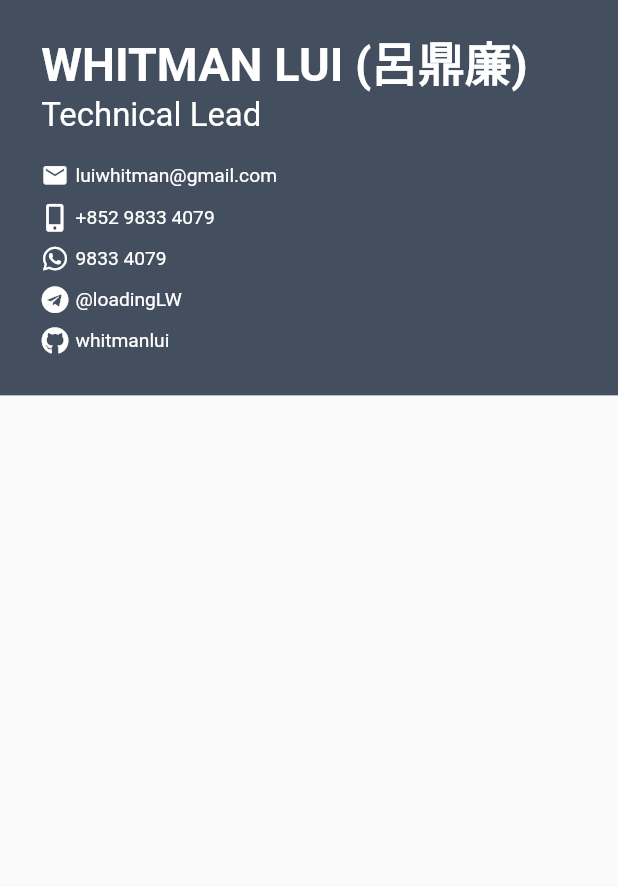
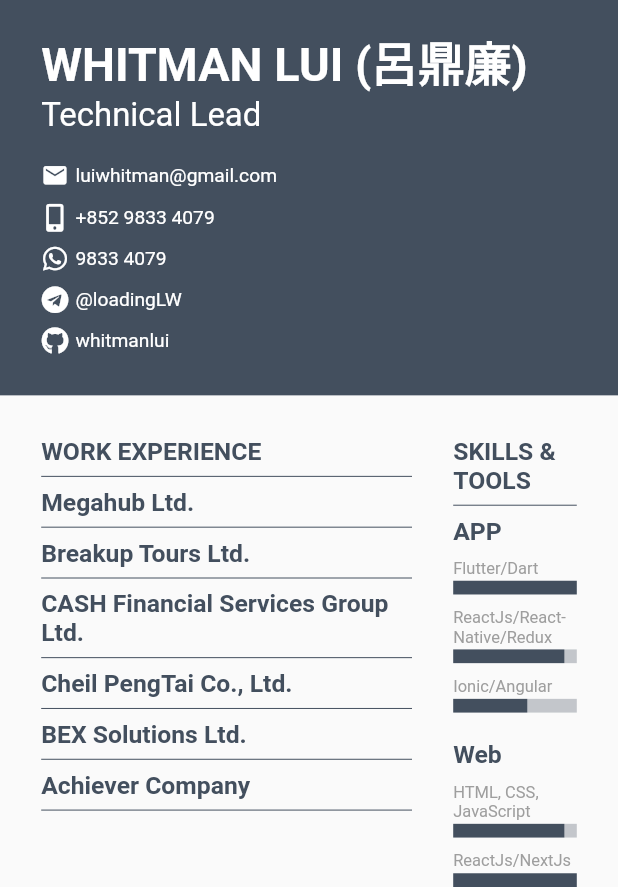
Before and after one commit to whitmanlui/resume, a Flutter app: the screen it shows after launch, on a phone screen of 412 x 824 dp, the part 349-1236 px from its top. Run offline on Flutter 3.47's test engine with Material 2 defaults, Android fonts, the phone set to English and light mode, and no system bars; our stand-ins replace font_awesome_flutter, responsive_framework.

Commit message:
add data, setup layout and implement skills&tools

```diff
--- /dev/null
+++ b/lib/constants/data.dart
@@ -0,0 +1,279 @@
+class Data {
+  static String name = 'WHITMAN LUI (呂鼎廉)';
+  static String title = 'Technical Lead';
+  static String email = 'luiwhitman@gmail.com';
+  static String phoneNo = '+852 9833 4079';
+  static String whatsapp = '9833 4079';
+  static String telegram = '@loadingLW';
+  static String github = 'whitmanlui';
+  static List<WorkExperience> workExperiences = [
+    WorkExperience(
+      title: 'Senior Analyst Programmer',
+      companyName: 'Megahub Ltd.',
+      timePeriod: '2019/05 - Present',
+      achievements:
+          'Provide full-stack development of mobile app including front-end and back-end, server settings and maintenance. As a technical lead, I also provide technical advice, data analysis, estimate development time, as well as assign task to teammate(scrum)',
+      jobDuties: [
+        'Flutter for app development (Breakup Tours)',
+        'NodeJS with MySQL for backend services',
+        'Firebase as OAuth',
+        'Google Analytics and Flurry for data analysis'
+      ],
+      technologiesUsed: [
+        'Flutter',
+        'Fastlane',
+      ],
+    ),
+    WorkExperience(
+      title: 'Technical Lead',
+      companyName: 'Breakup Tours Ltd.',
+      timePeriod: '2019/05 - Present',
+      achievements:
+          'Provide full-stack development of mobile app including front-end and back-end, server settings and maintenance. As a technical lead, I also provide technical advice, data analysis, estimate development time, as well as assign task to teammate(scrum)',
+      jobDuties: [
+        'Flutter for app development (Breakup Tours)',
+        'NodeJS with MySQL for backend services',
+        'Firebase as OAuth',
+        'AWS EC2 as API services, 53 as domain parking, S3 as storage',
+        'Google Analytics and Flurry for data analysis'
+      ],
+      technologiesUsed: [
+        'Flutter',
+        'NodeJs',
+        'MySQL',
+        'Firebase',
+        'AWS',
+      ],
+    ),
+    WorkExperience(
+      title: 'Full Stack Developer',
+      companyName: 'CASH Financial Services Group Ltd.',
+      timePeriod: '2018/04 – 2019/05',
+      achievements:
+          'As a full-stack developer, follow the tasks assigned by superiors, think and write clear and reusable code',
+      jobDuties: [
+        'React-Native for app development (Alpha-i)',
+        'NodeJS with MongoDB and for backend services',
+        'C# with MSSQL for backend services',
+      ],
+      technologiesUsed: [
+        'React-Native',
+        'ReactJs',
+        'NodeJs',
+        'MongoDB',
+        'C#',
+        'MSSQL',
+      ],
+    ),
+    WorkExperience(
+      title: 'Web Developer',
+      companyName: 'Cheil PengTai Co., Ltd.',
+      timePeriod: '2017/03 – 2018/03',
+      jobDuties: [
+        'Frontend development (jQuery)',
+        'Backend development (C#, PHP)',
+      ],
+      technologiesUsed: ['jQuery', 'C#', 'MVC5', 'MSSQL', 'MySQL'],
+    ),
+    WorkExperience(
+      title: 'Programmer',
+      companyName: 'BEX Solutions Ltd.',
+      timePeriod: '2016/10 – 2017/03',
+      jobDuties: [
+        'Frontend development (AngularJS)',
+        'Backend development (C# MVC API)',
+      ],
+      technologiesUsed: ['AngularJs', 'C#', 'MVC5', 'MSSQL'],
+    ),
+    WorkExperience(
+      title: 'Temporary Programmer',
+      companyName: 'Achiever Company',
+      timePeriod: '2016/07 – 2016/10',
+      jobDuties: [
+        'Frontend development (AngularJS)',
+        'Backend development (J2EE API)',
+        'Backend application (Java)',
+      ],
+      technologiesUsed: ['AngularJs', 'JAVA', 'Oracle'],
+    ),
+  ];
+  static List<Education> education = [
+    Education(
+      title: 'BSc (Hons) Computing',
+      schoolName: 'Coventry University, UK',
+      timePeriod: '2015 - 2016',
+    ),
+    Education(
+      title: 'HD in Information and Network Security',
+      schoolName: 'Hong Kong Institute of Vocational Education (Chai Wan)',
+      timePeriod: '2012 - 2015',
+    ),
+    Education(
+      title: 'FD(Level 3) – Engineering',
+      schoolName: 'Hong Kong Institute of Vocational Education (Chai Wan)',
+      timePeriod: '2011 - 2012',
+    ),
+    Education(
+      title: 'F.6 Graduated',
+      schoolName: 'St. Stephen’s Church College',
+      timePeriod: '2006 - 2011',
+    ),
+  ];
+  static List<SkillsAndTools> skillsAndTools = [
+    SkillsAndTools(
+      title: 'APP',
+      skillsAndToolsItems: [
+        SkillsAndToolsItem(
+          name: 'Flutter/Dart',
+          value: 100,
+        ),
+        SkillsAndToolsItem(
+          name: 'ReactJs/React-Native/Redux',
+          value: 90,
+        ),
+        SkillsAndToolsItem(
+          name: 'Ionic/Angular',
+          value: 60,
+        ),
+      ],
+    ),
+    SkillsAndTools(
+      title: 'Web',
+      skillsAndToolsItems: [
+        SkillsAndToolsItem(
+          name: 'HTML, CSS, JavaScript',
+          value: 90,
+        ),
+        SkillsAndToolsItem(
+          name: 'ReactJs/NextJs',
+          value: 100,
+        ),
+        SkillsAndToolsItem(
+          name: 'AngularJs',
+          value: 80,
+        ),
+      ],
+    ),
+    SkillsAndTools(
+      title: 'Backend',
+      skillsAndToolsItems: [
+        SkillsAndToolsItem(
+          name: 'NodeJs(Express)',
+          value: 100,
+        ),
+        SkillsAndToolsItem(
+          name: 'C#',
+          value: 70,
+        ),
+      ],
+    ),
+    SkillsAndTools(
+      title: 'Database',
+      skillsAndToolsItems: [
+        SkillsAndToolsItem(
+          name: 'MySQL',
+          value: 90,
+        ),
+        SkillsAndToolsItem(
+          name: 'MSSQL',
+          value: 90,
+        ),
+        SkillsAndToolsItem(
+          name: 'MongoDB',
+          value: 100,
+        ),
+        SkillsAndToolsItem(
+          name: 'Firebase',
+          value: 100,
+        ),
+      ],
+    ),
+    SkillsAndTools(
+      title: 'Soucre Code Control',
+      skillsAndToolsItems: [
+        SkillsAndToolsItem(
+          name: 'GIT',
+          value: 100,
+        ),
+      ],
+    ),
+  ];
+  static List<Language> languages = [
+    Language(
+      name: 'Cantonese',
+      familiarity: 'Native',
+    ),
+    Language(
+      name: 'English',
+      familiarity: 'Conversational',
+    ),
+    Language(
+      name: 'Mandarin',
+      familiarity: 'Conversational',
+    ),
+  ];
+  static List<String> interests = [
+    'Basketball',
+    'New Technologies',
+  ];
+}
+
+class WorkExperience {
+  final String title;
+  final String companyName;
+  final String? timePeriod;
+  final String? achievements;
+  final List<String>? jobDuties;
+  final List<String>? technologiesUsed;
+
+  WorkExperience({
+    required this.title,
+    required this.companyName,
+    this.timePeriod,
+    this.achievements,
+    this.jobDuties,
+    this.technologiesUsed,
+  });
+}
+
+class Education {
+  final String title;
+  final String schoolName;
+  final String timePeriod;
+
+  Education({
+    required this.title,
+    required this.schoolName,
+    required this.timePeriod,
+  });
+}
+
+class SkillsAndTools {
+  final String title;
+  final List<SkillsAndToolsItem> skillsAndToolsItems;
+
+  SkillsAndTools({
+    required this.title,
+    required this.skillsAndToolsItems,
+  });
+}
+
+class SkillsAndToolsItem {
+  final String name;
+  final int value;
+
+  SkillsAndToolsItem({
+    required this.name,
+    required this.value,
+  });
+}
+
+class Language {
+  final String name;
+  final String familiarity;
+
+  Language({
+    required this.name,
+    required this.familiarity,
+  });
+}
--- a/lib/home_screen.dart
+++ b/lib/home_screen.dart
@@ -1,5 +1,7 @@
 import 'package:flutter/material.dart';
+import 'package:resume_flutter/widgets/body.dart';
 import 'package:resume_flutter/widgets/header.dart';
+import 'package:resume_flutter/widgets/right_body.dart';
 
 class HomePage extends StatefulWidget {
   HomePage() : super();
@@ -17,6 +19,22 @@
           mainAxisAlignment: MainAxisAlignment.center,
           children: [
             Header(),
+            Container(
+              padding: const EdgeInsets.all(30),
+              child: Row(
+                crossAxisAlignment: CrossAxisAlignment.start,
+                children: [
+                  Expanded(
+                    flex: 3,
+                    child: Body(),
+                  ),
+                  const SizedBox(width: 30),
+                  Expanded(
+                    child: RightBody(),
+                  )
+                ],
+              ),
+            )
           ],
         ),
       ),
--- a/lib/main.dart
+++ b/lib/main.dart
@@ -32,6 +32,7 @@
       theme: ThemeData(
         primaryColor: Color(0xff434f5e),
         textTheme: TextTheme(
+          //header
           headline4: TextStyle(
             color: Colors.white,
             fontWeight: FontWeight.bold,
@@ -42,7 +43,18 @@
           bodyText2: TextStyle(
             color: Colors.white,
           ),
-          )),
+          // Section
+          subtitle1: TextStyle(
+            color: Color(0xff434f5e),
+            fontWeight: FontWeight.bold,
+            fontSize: 18.0,
+          ),
+          caption: TextStyle(
+            color: Colors.grey,
+            fontSize: 12.0,
+          ),
+        ),
+      ),
       home: HomePage(),
     );
   }
--- /dev/null
+++ b/lib/widgets/body.dart
@@ -0,0 +1,32 @@
+import 'package:flutter/material.dart';
+import 'package:font_awesome_flutter/font_awesome_flutter.dart';
+import 'package:resume_flutter/constants/data.dart';
+import 'package:resume_flutter/responsive.dart';
+import 'package:resume_flutter/widgets/section.dart';
+import 'package:resume_flutter/widgets/work_experience_section.dart';
+
+class Body extends StatefulWidget {
+  Body() : super();
+
+  @override
+  _BodyState createState() => _BodyState();
+}
+
+class _BodyState extends State<Body> {
+  @override
+  Widget build(BuildContext context) {
+    return Section(
+      title: 'WORK EXPERIENCE',
+      child: ListView.builder(
+        physics: const NeverScrollableScrollPhysics(),
+        shrinkWrap: true,
+        itemCount: Data.workExperiences.length,
+        itemBuilder: (BuildContext context, int i) {
+          return WorkExperienceSection(
+            item: Data.workExperiences[i],
+          );
+        },
+      ),
+    );
+  }
+}
--- a/lib/widgets/header.dart
+++ b/lib/widgets/header.dart
@@ -1,5 +1,6 @@
 import 'package:flutter/material.dart';
 import 'package:font_awesome_flutter/font_awesome_flutter.dart';
+import 'package:resume_flutter/constants/data.dart';
 import 'package:resume_flutter/responsive.dart';
 
 class Header extends StatefulWidget {
@@ -10,11 +11,6 @@
 }
 
 class _HeaderState extends State<Header> {
-  String _name = 'WHITMAN LUI (呂鼎廉)';
-  String _title = 'Technical Lead';
-  String _email = 'luiwhitman@gmail.com';
-  String _phoneNo = '+852 9833 4079';
-
   @override
   Widget build(BuildContext context) {
     return Row(
@@ -39,11 +35,11 @@
                         const SizedBox(height: 20),
                       ],
                       Text(
-                        _name,
+                        Data.name,
                         style: Theme.of(context).textTheme.headline4,
                       ),
                       Text(
-                        _title,
+                        Data.title,
                         style: Theme.of(context).textTheme.headline5,
                       ),
                       const SizedBox(height: 20),
@@ -59,7 +55,7 @@
                             ),
                           ),
                           const SizedBox(width: 5),
-                          Text(_email),
+                          Text(Data.email),
                         ],
                       ),
                       const SizedBox(height: 10),
@@ -75,7 +71,7 @@
                             ),
                           ),
                           const SizedBox(width: 5),
-                          Text(_phoneNo),
+                          Text(Data.phoneNo),
                         ],
                       ),
                       if (Responsive.isMobileLarge(context)) ...[
@@ -111,10 +107,6 @@
 class ContextBlock extends StatelessWidget {
   ContextBlock();
 
-  final String _whatsapp = '9833 4079';
-  final String _telegram = '@loadingLW';
-  final String _github = 'whitmanlui';
-
   @override
   Widget build(BuildContext context) {
     return Column(
@@ -132,7 +124,7 @@
               ),
             ),
             const SizedBox(width: 5),
-            Text(_whatsapp),
+            Text(Data.whatsapp),
           ],
         ),
         const SizedBox(height: 10),
@@ -148,7 +140,7 @@
               ),
             ),
             const SizedBox(width: 5),
-            Text(_telegram),
+            Text(Data.telegram),
           ],
         ),
         const SizedBox(height: 10),
@@ -164,7 +156,7 @@
               ),
             ),
             const SizedBox(width: 5),
-            Text(_github),
+            Text(Data.github),
           ],
         ),
       ],
--- /dev/null
+++ b/lib/widgets/right_body.dart
@@ -0,0 +1,95 @@
+import 'package:flutter/material.dart';
+import 'package:font_awesome_flutter/font_awesome_flutter.dart';
+import 'package:resume_flutter/constants/data.dart';
+import 'package:resume_flutter/responsive.dart';
+import 'package:resume_flutter/widgets/section.dart';
+
+class RightBody extends StatefulWidget {
+  RightBody() : super();
+
+  @override
+  _RightBodyState createState() => _RightBodyState();
+}
+
+class _RightBodyState extends State<RightBody> {
+  @override
+  Widget build(BuildContext context) {
+    return Section(
+      title: 'SKILLS & TOOLS',
+      child: ListView.builder(
+        physics: const NeverScrollableScrollPhysics(),
+        shrinkWrap: true,
+        itemCount: Data.skillsAndTools.length,
+        itemBuilder: (BuildContext context, int i) {
+          return SkillsAndTollsSection(
+            skillsAndTools: Data.skillsAndTools[i],
+          );
+        },
+      ),
+    );
+  }
+}
+
+class SkillsAndTollsSection extends StatelessWidget {
+  final SkillsAndTools skillsAndTools;
+
+  SkillsAndTollsSection({
+    required this.skillsAndTools,
+  });
+
+  Widget _getBar(BuildContext context, SkillsAndToolsItem item) {
+    return Column(
+      crossAxisAlignment: CrossAxisAlignment.start,
+      children: [
+        Text(
+          item.name,
+          style: Theme.of(context).textTheme.caption,
+        ),
+        const SizedBox(height: 2),
+        LayoutBuilder(
+          builder: (BuildContext context, BoxConstraints constraints) {
+            final lineWidget = constraints.maxWidth * (item.value / 100);
+            return Row(
+              children: [
+                Container(
+                  width: lineWidget,
+                  height: 10.0,
+                  color: Theme.of(context).primaryColor,
+                ),
+                Container(
+                  width: constraints.maxWidth - lineWidget,
+                  height: 10.0,
+                  color: Theme.of(context).primaryColor.withOpacity(0.3),
+                ),
+              ],
+            );
+          },
+        ),
+        const SizedBox(height: 10),
+      ],
+    );
+  }
+
+  @override
+  Widget build(BuildContext context) {
+    return Column(
+      crossAxisAlignment: CrossAxisAlignment.start,
+      children: [
+        Text(
+          skillsAndTools.title,
+          style: Theme.of(context).textTheme.subtitle1,
+        ),
+        const SizedBox(height: 10),
+        ListView.builder(
+          physics: const NeverScrollableScrollPhysics(),
+          shrinkWrap: true,
+          itemCount: skillsAndTools.skillsAndToolsItems.length,
+          itemBuilder: (BuildContext context, int i) {
+            return _getBar(context, skillsAndTools.skillsAndToolsItems[i]);
+          },
+        ),
+        const SizedBox(height: 10)
+      ],
+    );
+  }
+}
--- /dev/null
+++ b/lib/widgets/section.dart
@@ -0,0 +1,27 @@
+import 'package:flutter/material.dart';
+
+class Section extends StatelessWidget {
+  final String title;
+  final Widget child;
+  Section({
+    required this.title,
+    required this.child,
+  });
+
+  @override
+  Widget build(BuildContext context) {
+    return Column(
+      crossAxisAlignment: CrossAxisAlignment.start,
+      children: [
+        Text(
+          title,
+          style: Theme.of(context).textTheme.subtitle1,
+        ),
+        Divider(
+          color: Theme.of(context).primaryColor,
+        ),
+        child,
+      ],
+    );
+  }
+}
--- /dev/null
+++ b/lib/widgets/work_experience_section.dart
@@ -0,0 +1,26 @@
+import 'package:flutter/material.dart';
+import 'package:resume_flutter/constants/data.dart';
+
+class WorkExperienceSection extends StatelessWidget {
+  final WorkExperience item;
+
+  WorkExperienceSection({
+    required this.item,
+  });
+
+  @override
+  Widget build(BuildContext context) {
+    return Column(
+      crossAxisAlignment: CrossAxisAlignment.start,
+      children: [
+        Text(
+          item.companyName,
+          style: Theme.of(context).textTheme.subtitle1,
+        ),
+        Divider(
+          color: Theme.of(context).primaryColor,
+        ),
+      ],
+    );
+  }
+}
```
Lines whose indentation alone changed are shown as unchanged.
